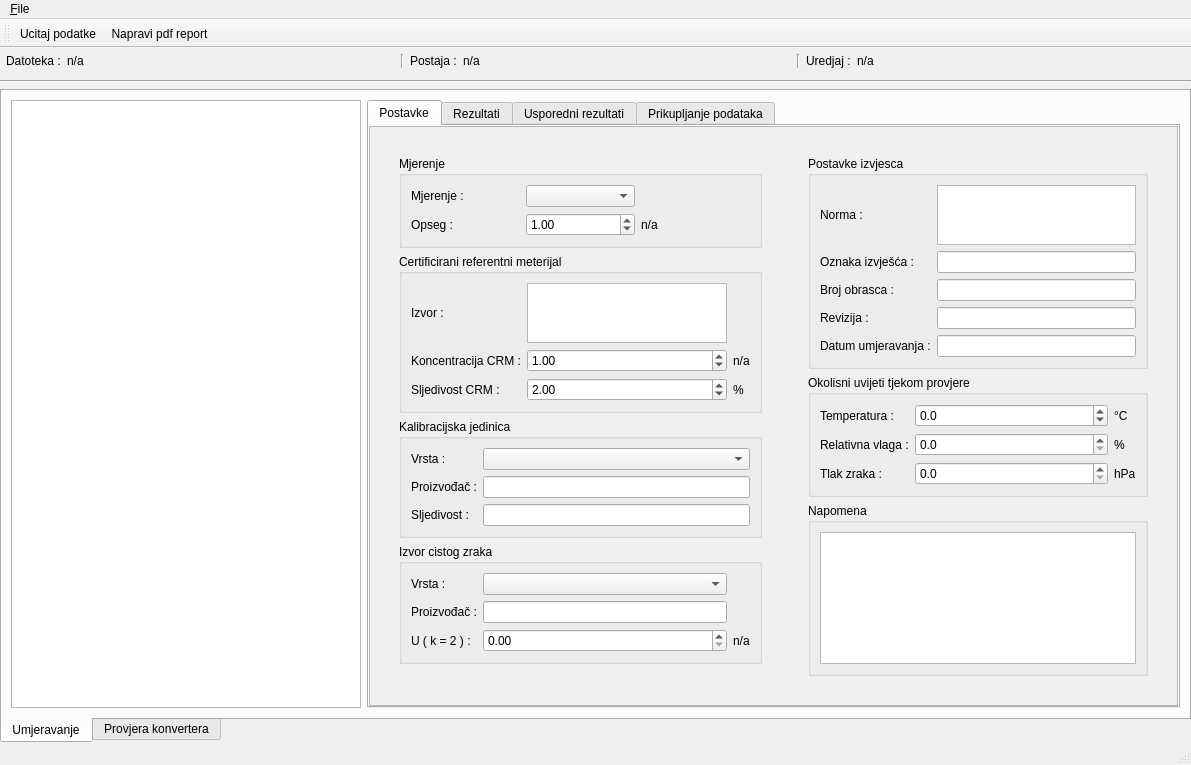
Old version of the form app/view/uiFiles/display.ui in the repository vmilic/umjeravanje.
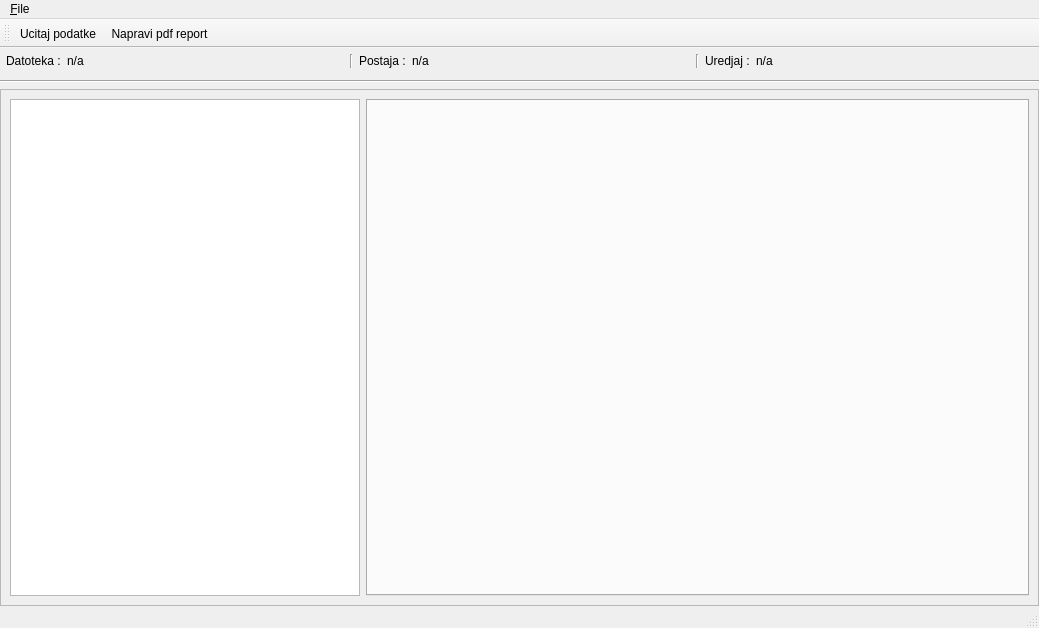
New version of the form. The open tabs and pages were chosen to show the change.

The edit to the form file:
```diff
--- a/app/view/uiFiles/display.ui
+++ b/app/view/uiFiles/display.ui
@@ -6,8 +6,8 @@
    <rect>
     <x>0</x>
     <y>0</y>
-    <width>1191</width>
-    <height>765</height>
+    <width>1039</width>
+    <height>628</height>
    </rect>
   </property>
   <property name="windowTitle">
@@ -116,717 +116,22 @@
      </widget>
     </item>
     <item>
-     <widget class="QTabWidget" name="tabWidget">
-      <property name="tabPosition">
-       <enum>QTabWidget::South</enum>
-      </property>
-      <property name="currentIndex">
-       <number>0</number>
-      </property>
-      <property name="movable">
+     <widget class="QScrollArea" name="scrollArea">
+      <property name="widgetResizable">
        <bool>true</bool>
       </property>
-      <widget class="QWidget" name="tabUmjeravanje">
-       <attribute name="title">
-        <string>Umjeravanje</string>
-       </attribute>
-       <layout class="QHBoxLayout" name="horizontalLayout">
-        <item>
-         <widget class="QTableView" name="siroviPodaciView">
-          <property name="sizePolicy">
-           <sizepolicy hsizetype="Preferred" vsizetype="Expanding">
-            <horstretch>0</horstretch>
-            <verstretch>0</verstretch>
-           </sizepolicy>
-          </property>
-          <property name="minimumSize">
-           <size>
-            <width>350</width>
-            <height>250</height>
-           </size>
-          </property>
-          <property name="selectionMode">
-           <enum>QAbstractItemView::SingleSelection</enum>
-          </property>
-          <property name="selectionBehavior">
-           <enum>QAbstractItemView::SelectRows</enum>
-          </property>
-         </widget>
-        </item>
-        <item>
-         <widget class="QTabWidget" name="tabWidget_2">
-          <property name="currentIndex">
-           <number>1</number>
-          </property>
-          <property name="movable">
-           <bool>true</bool>
-          </property>
-          <widget class="QWidget" name="tabPostavke">
-           <attribute name="title">
-            <string>Postavke</string>
-           </attribute>
-           <layout class="QVBoxLayout" name="verticalLayout">
-            <property name="spacing">
-             <number>0</number>
-            </property>
-            <property name="margin">
-             <number>0</number>
-            </property>
-            <item>
-             <widget class="QScrollArea" name="scrollArea">
-              <property name="widgetResizable">
-               <bool>true</bool>
-              </property>
-              <widget class="QWidget" name="scrollAreaWidgetContents">
-               <property name="geometry">
-                <rect>
-                 <x>0</x>
-                 <y>0</y>
-                 <width>532</width>
-                 <height>516</height>
-                </rect>
-               </property>
-               <layout class="QHBoxLayout" name="horizontalLayout_4">
-                <item>
-                 <layout class="QVBoxLayout" name="verticalLayout_5">
-                  <property name="margin">
-                   <number>20</number>
-                  </property>
-                  <item>
-                   <widget class="QGroupBox" name="groupBox">
-                    <property name="title">
-                     <string>Mjerenje</string>
-                    </property>
-                    <layout class="QGridLayout" name="gridLayout_3">
-                     <item row="0" column="0">
-                      <widget class="QLabel" name="label_6">
-                       <property name="text">
-                        <string>Mjerenje :</string>
-                       </property>
-                      </widget>
-                     </item>
-                     <item row="3" column="1">
-                      <widget class="QDoubleSpinBox" name="doubleSpinBoxOpseg">
-                       <property name="maximum">
-                        <double>1000000.000000000000000</double>
-                       </property>
-                       <property name="value">
-                        <double>1.000000000000000</double>
-                       </property>
-                      </widget>
-                     </item>
-                     <item row="3" column="2">
-                      <widget class="QLabel" name="labelJedinicaOpseg">
-                       <property name="text">
-                        <string>n/a</string>
-                       </property>
-                      </widget>
-                     </item>
-                     <item row="3" column="0">
-                      <widget class="QLabel" name="label_9">
-                       <property name="text">
-                        <string>Opseg :</string>
-                       </property>
-                      </widget>
-                     </item>
-                     <item row="0" column="1">
-                      <widget class="QComboBox" name="comboMjerenje"/>
-                     </item>
-                    </layout>
-                   </widget>
-                  </item>
-                  <item>
-                   <widget class="QGroupBox" name="groupBox_3">
-                    <property name="title">
-                     <string>Certificirani referentni meterijal</string>
-                    </property>
-                    <layout class="QGridLayout" name="gridLayout_5">
-                     <item row="1" column="0">
-                      <widget class="QLabel" name="label_10">
-                       <property name="text">
-                        <string>Koncentracija CRM :</string>
-                       </property>
-                      </widget>
-                     </item>
-                     <item row="0" column="0">
-                      <widget class="QLabel" name="label_19">
-                       <property name="text">
-                        <string>Izvor :</string>
-                       </property>
-                      </widget>
-                     </item>
-                     <item row="1" column="2">
-                      <widget class="QLabel" name="labelJedinicaCCRM">
-                       <property name="text">
-                        <string>n/a</string>
-                       </property>
-                      </widget>
-                     </item>
-                     <item row="1" column="1">
-                      <widget class="QDoubleSpinBox" name="doubleSpinBoxKoncentracijaCRM">
-                       <property name="maximum">
-                        <double>1000000.000000000000000</double>
-                       </property>
-                       <property name="value">
-                        <double>1.000000000000000</double>
-                       </property>
-                      </widget>
-                     </item>
-                     <item row="0" column="1">
-                      <widget class="QPlainTextEdit" name="izvorPlainTextEdit">
-                       <property name="maximumSize">
-                        <size>
-                         <width>240</width>
-                         <height>60</height>
-                        </size>
-                       </property>
-                       <property name="plainText">
-                        <string/>
-                       </property>
-                      </widget>
-                     </item>
-                     <item row="2" column="0">
-                      <widget class="QLabel" name="label_11">
-                       <property name="text">
-                        <string>Sljedivost CRM :</string>
-                       </property>
-                      </widget>
-                     </item>
-                     <item row="2" column="1">
-                      <widget class="QDoubleSpinBox" name="doubleSpinBoxSljedivostCRM">
-                       <property name="maximum">
-                        <double>1000000.000000000000000</double>
-                       </property>
-                       <property name="value">
-                        <double>2.000000000000000</double>
-                       </property>
-                      </widget>
-                     </item>
-                     <item row="2" column="2">
-                      <widget class="QLabel" name="labelJedinicaSCRM">
-                       <property name="text">
-                        <string>%</string>
-                       </property>
-                      </widget>
-                     </item>
-                    </layout>
-                   </widget>
-                  </item>
-                  <item>
-                   <widget class="QGroupBox" name="groupBox_4">
-                    <property name="title">
-                     <string>Kalibracijska jedinica</string>
-                    </property>
-                    <layout class="QGridLayout" name="gridLayout_6">
-                     <item row="1" column="0">
-                      <widget class="QLabel" name="label_20">
-                       <property name="text">
-                        <string>Proizvođač :</string>
-                       </property>
-                      </widget>
-                     </item>
-                     <item row="0" column="1">
-                      <widget class="QComboBox" name="comboDilucija"/>
-                     </item>
-                     <item row="0" column="0">
-                      <widget class="QLabel" name="label_7">
-                       <property name="text">
-                        <string>Vrsta :</string>
-                       </property>
-                      </widget>
-                     </item>
-                     <item row="1" column="1">
-                      <widget class="QLineEdit" name="dilucijaProizvodjacLineEdit"/>
-                     </item>
-                     <item row="2" column="0">
-                      <widget class="QLabel" name="label_29">
-                       <property name="text">
-                        <string>Sljedivost :</string>
-                       </property>
-                      </widget>
-                     </item>
-                     <item row="2" column="1">
-                      <widget class="QLineEdit" name="dilucijaSljedivostLineEdit"/>
-                     </item>
-                    </layout>
-                   </widget>
-                  </item>
-                  <item>
-                   <widget class="QGroupBox" name="groupBox_5">
-                    <property name="title">
-                     <string>Izvor cistog zraka</string>
-                    </property>
-                    <layout class="QGridLayout" name="gridLayout_7">
-                     <item row="0" column="0">
-                      <widget class="QLabel" name="label_8">
-                       <property name="text">
-                        <string>Vrsta :</string>
-                       </property>
-                      </widget>
-                     </item>
-                     <item row="0" column="1">
-                      <widget class="QComboBox" name="comboZrak"/>
-                     </item>
-                     <item row="1" column="0">
-                      <widget class="QLabel" name="label_21">
-                       <property name="text">
-                        <string>Proizvođač :</string>
-                       </property>
-                      </widget>
-                     </item>
-                     <item row="1" column="1">
-                      <widget class="QLineEdit" name="zrakProizvodjacLineEdit"/>
-                     </item>
-                     <item row="2" column="0">
-                      <widget class="QLabel" name="label_28">
-                       <property name="text">
-                        <string>U ( k = 2 ) :</string>
-                       </property>
-                      </widget>
-                     </item>
-                     <item row="2" column="2">
-                      <widget class="QLabel" name="labelJedinicaZrak">
-                       <property name="text">
-                        <string>n/a</string>
-                       </property>
-                      </widget>
-                     </item>
-                     <item row="2" column="1">
-                      <widget class="QDoubleSpinBox" name="doubleSpinBoxSljedivostCistiZrak">
-                       <property name="maximum">
-                        <double>1000000.000000000000000</double>
-                       </property>
-                       <property name="value">
-                        <double>0.000000000000000</double>
-                       </property>
-                      </widget>
-                     </item>
-                    </layout>
-                   </widget>
-                  </item>
-                  <item>
-                   <spacer name="verticalSpacer">
-                    <property name="orientation">
-                     <enum>Qt::Vertical</enum>
-                    </property>
-                    <property name="sizeHint" stdset="0">
-                     <size>
-                      <width>20</width>
-                      <height>40</height>
-                     </size>
-                    </property>
-                   </spacer>
-                  </item>
-                 </layout>
-                </item>
-                <item>
-                 <layout class="QVBoxLayout" name="verticalLayout_6">
-                  <property name="margin">
-                   <number>20</number>
-                  </property>
-                  <item>
-                   <widget class="QGroupBox" name="groupBox_2">
-                    <property name="title">
-                     <string>Postavke izvjesca</string>
-                    </property>
-                    <layout class="QGridLayout" name="gridLayout_4">
-                     <item row="3" column="0">
-                      <widget class="QLabel" name="label_15">
-                       <property name="text">
-                        <string>Broj obrasca :</string>
-                       </property>
-                      </widget>
-                     </item>
-                     <item row="5" column="0">
-                      <widget class="QLabel" name="label_17">
-                       <property name="text">
-                        <string>Datum umjeravanja :</string>
-                       </property>
-                      </widget>
-                     </item>
-                     <item row="4" column="0">
-                      <widget class="QLabel" name="label_16">
-                       <property name="text">
-                        <string>Revizija :</string>
-                       </property>
-                      </widget>
-                     </item>
-                     <item row="1" column="1">
-                      <widget class="QLineEdit" name="oznakaIzvjescaLineEdit"/>
-                     </item>
-                     <item row="0" column="0">
-                      <widget class="QLabel" name="label_4">
-                       <property name="text">
-                        <string>Norma :</string>
-                       </property>
-                      </widget>
-                     </item>
-                     <item row="1" column="0">
-                      <widget class="QLabel" name="label_18">
-                       <property name="text">
-                        <string>Oznaka izvješća :</string>
-                       </property>
-                      </widget>
-                     </item>
-                     <item row="3" column="1">
-                      <widget class="QLineEdit" name="brojObrascaLineEdit"/>
-                     </item>
-                     <item row="4" column="1">
-                      <widget class="QLineEdit" name="revizijaLineEdit"/>
-                     </item>
-                     <item row="0" column="1">
-                      <widget class="QPlainTextEdit" name="normaPlainTextEdit">
-                       <property name="maximumSize">
-                        <size>
-                         <width>240</width>
-                         <height>60</height>
-                        </size>
-                       </property>
-                       <property name="plainText">
-                        <string/>
-                       </property>
-                      </widget>
-                     </item>
-                     <item row="5" column="1">
-                      <widget class="QLineEdit" name="datumUmjeravanjaLineEdit"/>
-                     </item>
-                    </layout>
-                   </widget>
-                  </item>
-                  <item>
-                   <widget class="QGroupBox" name="groupBox_6">
-                    <property name="title">
-                     <string>Okolisni uvijeti tjekom provjere</string>
-                    </property>
-                    <layout class="QGridLayout" name="gridLayout_8">
-                     <item row="0" column="0">
-                      <widget class="QLabel" name="label_22">
-                       <property name="text">
-                        <string>Temperatura :</string>
-                       </property>
-                      </widget>
-                     </item>
-                     <item row="1" column="0">
-                      <widget class="QLabel" name="label_25">
-                       <property name="text">
-                        <string>Relativna vlaga :</string>
-                       </property>
-                      </widget>
-                     </item>
-                     <item row="2" column="0">
-                      <widget class="QLabel" name="label_26">
-                       <property name="text">
-                        <string>Tlak zraka :</string>
-                       </property>
-                      </widget>
-                     </item>
-                     <item row="1" column="1">
-                      <widget class="QDoubleSpinBox" name="vlagaDoubleSpinBox">
-                       <property name="sizePolicy">
-                        <sizepolicy hsizetype="MinimumExpanding" vsizetype="Fixed">
-                         <horstretch>0</horstretch>
-                         <verstretch>0</verstretch>
-                        </sizepolicy>
-                       </property>
-                       <property name="decimals">
-                        <number>1</number>
-                       </property>
-                      </widget>
-                     </item>
-                     <item row="2" column="1">
-                      <widget class="QDoubleSpinBox" name="tlakDoubleSpinBox">
-                       <property name="sizePolicy">
-                        <sizepolicy hsizetype="MinimumExpanding" vsizetype="Fixed">
-                         <horstretch>0</horstretch>
-                         <verstretch>0</verstretch>
-                        </sizepolicy>
-                       </property>
-                       <property name="decimals">
-                        <number>1</number>
-                       </property>
-                       <property name="maximum">
-                        <double>10000.000000000000000</double>
-                       </property>
-                      </widget>
-                     </item>
-                     <item row="0" column="1">
-                      <widget class="QDoubleSpinBox" name="temperaturaDoubleSpinBox">
-                       <property name="sizePolicy">
-                        <sizepolicy hsizetype="MinimumExpanding" vsizetype="Fixed">
-                         <horstretch>0</horstretch>
-                         <verstretch>0</verstretch>
-                        </sizepolicy>
-                       </property>
-                       <property name="decimals">
-                        <number>1</number>
-                       </property>
-                       <property name="minimum">
-                        <double>-100.000000000000000</double>
-                       </property>
-                       <property name="maximum">
-                        <double>100.000000000000000</double>
-                       </property>
-                      </widget>
-                     </item>
-                     <item row="0" column="2">
-                      <widget class="QLabel" name="label_23">
-                       <property name="text">
-                        <string>°C</string>
-                       </property>
-                      </widget>
-                     </item>
-                     <item row="1" column="2">
-                      <widget class="QLabel" name="label_24">
-                       <property name="text">
-                        <string>%</string>
-                       </property>
-                      </widget>
-                     </item>
-                     <item row="2" column="2">
-                      <widget class="QLabel" name="label_27">
-                       <property name="text">
-                        <string>hPa</string>
-                       </property>
-                      </widget>
-                     </item>
-                    </layout>
-                   </widget>
-                  </item>
-                  <item>
-                   <widget class="QGroupBox" name="groupBox_7">
-                    <property name="title">
-                     <string>Napomena</string>
-                    </property>
-                    <layout class="QVBoxLayout" name="verticalLayout_7">
-                     <item>
-                      <widget class="QPlainTextEdit" name="napomenaPlainTextEdit"/>
-                     </item>
-                    </layout>
-                   </widget>
-                  </item>
-                  <item>
-                   <spacer name="verticalSpacer_3">
-                    <property name="orientation">
-                     <enum>Qt::Vertical</enum>
-                    </property>
-                    <property name="sizeHint" stdset="0">
-                     <size>
-                      <width>20</width>
-                      <height>40</height>
-                     </size>
-                    </property>
-                   </spacer>
-                  </item>
-                 </layout>
-                </item>
-                <item>
-                 <spacer name="horizontalSpacer_2">
-                  <property name="orientation">
-                   <enum>Qt::Horizontal</enum>
-                  </property>
-                  <property name="sizeHint" stdset="0">
-                   <size>
-                    <width>40</width>
-                    <height>20</height>
-                   </size>
-                  </property>
-                 </spacer>
-                </item>
-               </layout>
-              </widget>
-             </widget>
-            </item>
-           </layout>
-          </widget>
-          <widget class="QWidget" name="tabRezultati">
-           <attribute name="title">
-            <string>Rezultati</string>
-           </attribute>
-           <layout class="QVBoxLayout" name="verticalLayout_2">
-            <property name="spacing">
-             <number>0</number>
-            </property>
-            <property name="margin">
-             <number>0</number>
-            </property>
-            <item>
-             <widget class="QScrollArea" name="scrollArea_2">
-              <property name="widgetResizable">
-               <bool>true</bool>
-              </property>
-              <widget class="QWidget" name="scrollAreaWidgetContents_2">
-               <property name="geometry">
-                <rect>
-                 <x>0</x>
-                 <y>0</y>
-                 <width>803</width>
-                 <height>590</height>
-                </rect>
-               </property>
-               <layout class="QVBoxLayout" name="layoutUmjeravanje">
-                <property name="leftMargin">
-                 <number>9</number>
-                </property>
-                <item>
-                 <layout class="QHBoxLayout" name="layoutGrafovi"/>
-                </item>
-                <item>
-                 <layout class="QHBoxLayout" name="horizontalLayout_3">
-                  <item>
-                   <widget class="QLabel" name="label_2">
-                    <property name="text">
-                     <string>Provjera linearnosti :</string>
-                    </property>
-                   </widget>
-                  </item>
-                  <item>
-                   <widget class="QCheckBox" name="checkLinearnost">
-                    <property name="text">
-                     <string/>
-                    </property>
-                   </widget>
-                  </item>
-                  <item>
-                   <spacer name="horizontalSpacer">
-                    <property name="orientation">
-                     <enum>Qt::Horizontal</enum>
-                    </property>
-                    <property name="sizeHint" stdset="0">
-                     <size>
-                      <width>40</width>
-                      <height>20</height>
-                     </size>
-                    </property>
-                   </spacer>
-                  </item>
-                 </layout>
-                </item>
-                <item>
-                 <layout class="QHBoxLayout" name="layoutRezultati">
-                  <property name="margin">
-                   <number>0</number>
-                  </property>
-                 </layout>
-                </item>
-                <item>
-                 <layout class="QHBoxLayout" name="layoutParametri">
-                  <property name="margin">
-                   <number>0</number>
-                  </property>
-                 </layout>
-                </item>
-               </layout>
-              </widget>
-             </widget>
-            </item>
-           </layout>
-          </widget>
-          <widget class="QWidget" name="multirezultat">
-           <attribute name="title">
-            <string>Usporedni rezultati</string>
-           </attribute>
-           <layout class="QVBoxLayout" name="verticalLayout_8">
-            <item>
-             <widget class="QScrollArea" name="scrollArea_5">
-              <property name="widgetResizable">
-               <bool>true</bool>
-              </property>
-              <widget class="QWidget" name="scrollAreaWidgetContents_5">
-               <property name="geometry">
-                <rect>
-                 <x>0</x>
-                 <y>0</y>
-                 <width>785</width>
-                 <height>572</height>
-                </rect>
-               </property>
-               <layout class="QVBoxLayout" name="verticalLayout_9">
-                <item>
-                 <layout class="QHBoxLayout" name="horizontalLayout_5">
-                  <item>
-                   <widget class="QLabel" name="label_31">
-                    <property name="sizePolicy">
-                     <sizepolicy hsizetype="Preferred" vsizetype="Fixed">
-                      <horstretch>0</horstretch>
-                      <verstretch>0</verstretch>
-                     </sizepolicy>
-                    </property>
-                    <property name="text">
-                     <string>Provjera linearnosti :</string>
-                    </property>
-                   </widget>
-                  </item>
-                  <item>
-                   <widget class="QCheckBox" name="multiCheckLinearnost">
-                    <property name="text">
-                     <string/>
-                    </property>
-                   </widget>
-                  </item>
-                  <item>
-                   <spacer name="horizontalSpacer_5">
-                    <property name="orientation">
-                     <enum>Qt::Horizontal</enum>
-                    </property>
-                    <property name="sizeHint" stdset="0">
-                     <size>
-                      <width>40</width>
-                      <height>20</height>
-                     </size>
-                    </property>
-                   </spacer>
-                  </item>
-                 </layout>
-                </item>
-                <item>
-                 <layout class="QHBoxLayout" name="multipleRezultatLayout"/>
-                </item>
-               </layout>
-              </widget>
-             </widget>
-            </item>
-           </layout>
-          </widget>
-          <widget class="QWidget" name="prikupljanjePodataka">
-           <attribute name="title">
-            <string>Prikupljanje podataka</string>
-           </attribute>
-           <layout class="QVBoxLayout" name="verticalLayout_10">
-            <item>
-             <widget class="QScrollArea" name="scrollArea_6">
-              <property name="widgetResizable">
-               <bool>true</bool>
-              </property>
-              <widget class="QWidget" name="scrollAreaWidgetContents_6">
-               <property name="geometry">
-                <rect>
-                 <x>0</x>
-                 <y>0</y>
-                 <width>785</width>
-                 <height>572</height>
-                </rect>
-               </property>
-               <layout class="QVBoxLayout" name="verticalLayout_11">
-                <item>
-                 <layout class="QVBoxLayout" name="kolektorLayout"/>
-                </item>
-               </layout>
-              </widget>
-             </widget>
-            </item>
-           </layout>
-          </widget>
-         </widget>
-        </item>
-       </layout>
-      </widget>
-      <widget class="QWidget" name="tabKonverter">
-       <attribute name="title">
-        <string>Provjera konvertera</string>
-       </attribute>
+      <widget class="QWidget" name="scrollAreaWidgetContents">
+       <property name="geometry">
+        <rect>
+         <x>0</x>
+         <y>0</y>
+         <width>1037</width>
+         <height>522</height>
+        </rect>
+       </property>
        <layout class="QHBoxLayout" name="horizontalLayout_2">
         <item>
-         <widget class="QTableView" name="konverterPodaciView">
+         <widget class="QTableView" name="siroviPodaciView">
           <property name="sizePolicy">
            <sizepolicy hsizetype="Preferred" vsizetype="Expanding">
             <horstretch>0</horstretch>
@@ -855,202 +160,6 @@
           <property name="movable">
            <bool>true</bool>
           </property>
-          <widget class="QWidget" name="tabKonverterPostavke">
-           <attribute name="title">
-            <string>Postavke</string>
-           </attribute>
-           <layout class="QVBoxLayout" name="verticalLayout_3">
-            <property name="spacing">
-             <number>0</number>
-            </property>
-            <property name="margin">
-             <number>0</number>
-            </property>
-            <item>
-             <widget class="QScrollArea" name="scrollArea_3">
-              <property name="widgetResizable">
-               <bool>true</bool>
-              </property>
-              <widget class="QWidget" name="scrollAreaWidgetContents_3">
-               <property name="geometry">
-                <rect>
-                 <x>0</x>
-                 <y>0</y>
-                 <width>176</width>
-                 <height>96</height>
-                </rect>
-               </property>
-               <layout class="QGridLayout" name="gridLayout_2">
-                <item row="2" column="0">
-                 <widget class="QLabel" name="label_14">
-                  <property name="text">
-                   <string>cNOx95 :</string>
-                  </property>
-                 </widget>
-                </item>
-                <item row="1" column="1">
-                 <widget class="QDoubleSpinBox" name="cnox50SpinBox">
-                  <property name="maximum">
-                   <double>1000000.000000000000000</double>
-                  </property>
-                 </widget>
-                </item>
-                <item row="2" column="1">
-                 <widget class="QDoubleSpinBox" name="cnox95SpinBox">
-                  <property name="maximum">
-                   <double>1000000.000000000000000</double>
-                  </property>
-                 </widget>
-                </item>
-                <item row="2" column="2">
-                 <widget class="QLabel" name="labelKonverter95">
-                  <property name="text">
-                   <string>n/a</string>
-                  </property>
-                 </widget>
-                </item>
-                <item row="1" column="0">
-                 <widget class="QLabel" name="label_13">
-                  <property name="text">
-                   <string>cNOx50 :</string>
-                  </property>
-                 </widget>
-                </item>
-                <item row="1" column="2">
-                 <widget class="QLabel" name="labelKonverter50">
-                  <property name="text">
-                   <string>n/a</string>
-                  </property>
-                 </widget>
-                </item>
-                <item row="2" column="3">
-                 <spacer name="horizontalSpacer_4">
-                  <property name="orientation">
-                   <enum>Qt::Horizontal</enum>
-                  </property>
-                  <property name="sizeHint" stdset="0">
-                   <size>
-                    <width>40</width>
-                    <height>20</height>
-                   </size>
-                  </property>
-                 </spacer>
-                </item>
-                <item row="0" column="2">
-                 <widget class="QLabel" name="labelKonverterOpseg">
-                  <property name="text">
-                   <string>n/a</string>
-                  </property>
-                 </widget>
-                </item>
-                <item row="0" column="0">
-                 <widget class="QLabel" name="label_12">
-                  <property name="text">
-                   <string>Opseg :</string>
-                  </property>
-                 </widget>
-                </item>
-                <item row="0" column="1">
-                 <widget class="QDoubleSpinBox" name="konverterOpseg">
-                  <property name="maximum">
-                   <double>1000000.000000000000000</double>
-                  </property>
-                 </widget>
-                </item>
-                <item row="3" column="0">
-                 <spacer name="verticalSpacer_2">
-                  <property name="orientation">
-                   <enum>Qt::Vertical</enum>
-                  </property>
-                  <property name="sizeHint" stdset="0">
-                   <size>
-                    <width>20</width>
-                    <height>40</height>
-                   </size>
-                  </property>
-                 </spacer>
-                </item>
-               </layout>
-              </widget>
-             </widget>
-            </item>
-           </layout>
-          </widget>
-          <widget class="QWidget" name="tabKonverterRezultati">
-           <attribute name="title">
-            <string>Rezultati</string>
-           </attribute>
-           <layout class="QVBoxLayout" name="verticalLayout_4">
-            <property name="spacing">
-             <number>0</number>
-            </property>
-            <property name="margin">
-             <number>0</number>
-            </property>
-            <item>
-             <widget class="QScrollArea" name="scrollArea_4">
-              <property name="widgetResizable">
-               <bool>true</bool>
-              </property>
-              <widget class="QWidget" name="scrollAreaWidgetContents_4">
-               <property name="geometry">
-                <rect>
-                 <x>0</x>
-                 <y>0</y>
-                 <width>149</width>
-                 <height>49</height>
-                </rect>
-               </property>
-               <layout class="QVBoxLayout" name="konverterRezultatiLayout">
-                <item>
-                 <layout class="QHBoxLayout" name="horizontalLayout_6">
-                  <item>
-                   <widget class="QLabel" name="label_30">
-                    <property name="sizePolicy">
-                     <sizepolicy hsizetype="Preferred" vsizetype="Fixed">
-                      <horstretch>0</horstretch>
-                      <verstretch>0</verstretch>
-                     </sizepolicy>
-                    </property>
-                    <property name="text">
-                     <string>Provjera konvertera :</string>
-                    </property>
-                   </widget>
-                  </item>
-                  <item>
-                   <widget class="QCheckBox" name="checkKonverter">
-                    <property name="text">
-                     <string/>
-                    </property>
-                   </widget>
-                  </item>
-                  <item>
-                   <spacer name="horizontalSpacer_3">
-                    <property name="orientation">
-                     <enum>Qt::Horizontal</enum>
-                    </property>
-                    <property name="sizeHint" stdset="0">
-                     <size>
-                      <width>40</width>
-                      <height>13</height>
-                     </size>
-                    </property>
-                   </spacer>
-                  </item>
-                 </layout>
-                </item>
-                <item>
-                 <layout class="QHBoxLayout" name="layoutKonverterRezultati"/>
-                </item>
-                <item>
-                 <layout class="QHBoxLayout" name="layoutKonverterParametri"/>
-                </item>
-               </layout>
-              </widget>
-             </widget>
-            </item>
-           </layout>
-          </widget>
          </widget>
         </item>
        </layout>
@@ -1064,7 +173,7 @@
     <rect>
      <x>0</x>
      <y>0</y>
-     <width>1191</width>
+     <width>1039</width>
      <height>21</height>
     </rect>
    </property>
```
Left out of the diff: 4 changed lines with no effect on the pictures.
